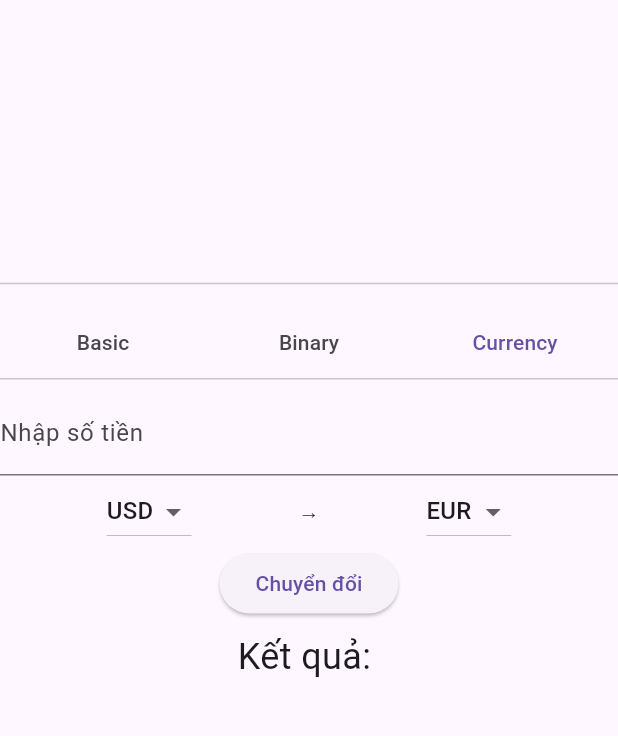
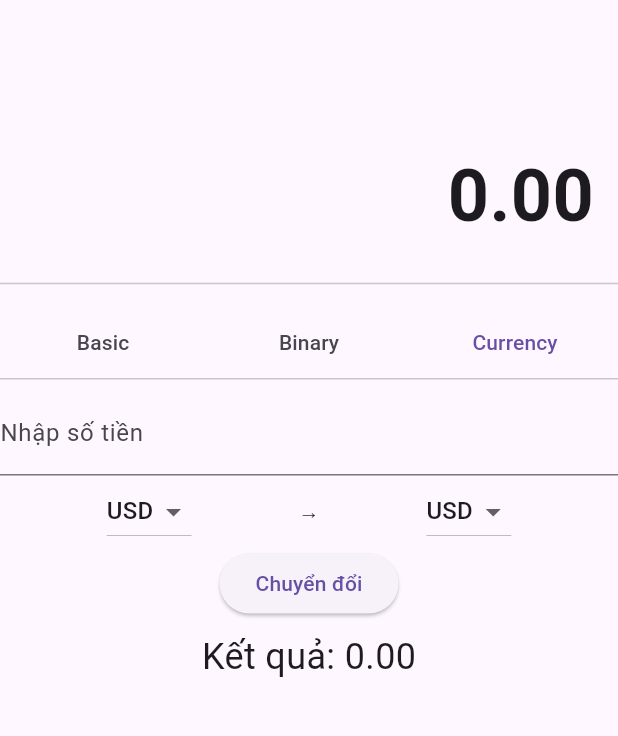
Before and after one commit to PTD-269/android-calculator, a Flutter app: the screen it shows after launch, tab 3 chosen, after a tap on "Chuyển đổi", on a phone screen of 412 x 824 dp, the part 63-799 px from its top. Run offline on Flutter 3.47's test engine with Material 3 defaults, Android fonts, the phone set to English and light mode, and no system bars.

Commit message:
Update main.dart

```diff
--- a/lib/main.dart
+++ b/lib/main.dart
@@ -1,6 +1,6 @@
 import 'package:flutter/material.dart';
 import 'dart:convert';
-import 'calculator_logic.dart';
+import 'dart:math';
 
 void main() {
   runApp(const CalculatorApp());
@@ -30,15 +30,17 @@ class _CalculatorScreenState extends State<CalculatorScreen>
     with SingleTickerProviderStateMixin {
   String _expression = '';
   String _result = '';
-  bool _showMoreButtons = false; // Biến trạng thái cho nút "More"
+  bool _showMoreButtons = false;
+  String _fromCurrency = 'USD';
+  String _toCurrency = 'EUR';
+  double _amount = 0;
 
   late TabController _tabController;
 
   @override
   void initState() {
     super.initState();
-    _tabController = TabController(
-        length: 3, vsync: this); // Ba tab: Cơ bản, Nhị phân, Tiền tệ
+    _tabController = TabController(length: 3, vsync: this);
   }
 
   void _onButtonPressed(String buttonText) {
@@ -60,17 +62,129 @@ class _CalculatorScreenState extends State<CalculatorScreen>
     Map<String, dynamic> output = json.decode(jsonOutput);
 
     setState(() {
-      if (output['error'] != null) {
-        _result = output['error'];
-      } else {
-        _result = output['result'];
+      _result = output['error'] ?? output['result'];
+    });
   }
+
+  void _convertCurrency() {
+    double conversionRate = _getConversionRate(_fromCurrency, _toCurrency);
+    setState(() {
+      _result = (_amount * conversionRate).toStringAsFixed(2);
     });
+  }
+
+  double _getConversionRate(String from, String to) {
+    const rates = {
+      'USD': {'EUR': 0.85, 'JPY': 110.0, 'VND': 23000.0},
+      'EUR': {'USD': 1.18, 'JPY': 130.0, 'VND': 27000.0},
+      'JPY': {'USD': 0.0091, 'EUR': 0.0077, 'VND': 200.0},
+      'VND': {'USD': 0.000043, 'EUR': 0.000037, 'JPY': 0.005},
+    };
+    return rates[from]?[to] ?? 1.0;
+  }
+
+  Widget _buildCurrencyCalculatorUI() {
+    return Column(
+      children: [
+        TextField(
+          decoration: InputDecoration(labelText: 'Nhập số tiền'),
+          keyboardType: TextInputType.number,
+          onChanged: (value) {
+            _amount = double.tryParse(value) ?? 0;
+          },
+        ),
+        _buildCurrencyDropdowns(),
+        ElevatedButton(
+          onPressed: _convertCurrency,
+          child: const Text('Chuyển đổi'),
+        ),
+        Padding(
+          padding: const EdgeInsets.all(8.0),
+          child: Text(
+            'Kết quả: $_result',
+            style: const TextStyle(fontSize: 24),
+          ),
+        ),
+      ],
+    );
+  }
+
+  Widget _buildCurrencyDropdowns() {
+    return Row(
+      mainAxisAlignment: MainAxisAlignment.spaceEvenly,
+      children: [
+        _buildCurrencyDropdown((value) {
+          setState(() {
+            _fromCurrency = value!;
+          });
+        }),
+        const Text('→'),
+        _buildCurrencyDropdown((value) {
+          setState(() {
+            _toCurrency = value!;
+          });
+        }),
+      ],
+    );
+  }
+
+  Widget _buildCurrencyDropdown(ValueChanged<String?> onChanged) {
+    return DropdownButton<String>(
+      value: _fromCurrency,
+      items: <String>['USD', 'EUR', 'JPY', 'VND'].map((String currency) {
+        return DropdownMenuItem<String>(
+          value: currency,
+          child: Text(currency),
+        );
+      }).toList(),
+      onChanged: onChanged,
+    );
+  }
+
+  // Basic Calculator UI
+  Widget _buildBasicCalculatorUI() {
+    return Column(
+      children: [
+        ..._buildCalculatorRows([
+          ['7', '8', '9', '/'],
+          ['4', '5', '6', 'X'],
+          ['1', '2', '3', '-'],
+          ['.', '0', 'C', '+'],
+          ['='],
+        ]),
+        if (_showMoreButtons) _buildMoreButtons(),
+        _buildToggleButton(),
+      ],
+    );
+  }
+
+  // Programmer Calculator UI
+  Widget _buildProgrammerCalculatorUI() {
+    return Column(
+      children: [
+        ..._buildCalculatorRows([
+          ['A', 'B', 'C', 'D'],
+          ['E', 'F', 'C', '='],
+          ['DEC', 'HEX', 'OCT', 'BIN'],
+          ['AND', 'OR', 'XOR', 'NOT'],
+          ['<<', '>>', '+', '-'],
+          ['*', '/'],
+        ]),
+      ],
+    );
+  }
+
+  // Shared methods
+  List<Widget> _buildCalculatorRows(List<List<String>> rows) {
+    return rows.map((row) {
+      return Row(
+        children: row.map((buttonText) => _buildButton(buttonText)).toList(),
+      );
+    }).toList();
   }
 
   Widget _buildButton(String buttonText) {
     return Expanded(
-      flex: 1,
       child: Padding(
         padding: const EdgeInsets.all(4.0),
         child: ElevatedButton(
@@ -81,50 +195,25 @@ class _CalculatorScreenState extends State<CalculatorScreen>
     );
   }
 
-  Widget _buildBasicCalculatorUI() {
+  Widget _buildMoreButtons() {
     return Column(
-      children: [
-        Row(children: [
-          _buildButton('7'),
-          _buildButton('8'),
-          _buildButton('9'),
-          _buildButton('/')
-        ]),
-        Row(children: [
-          _buildButton('4'),
-          _buildButton('5'),
-          _buildButton('6'),
-          _buildButton('X')
-        ]),
-        Row(children: [
-          _buildButton('1'),
-          _buildButton('2'),
-          _buildButton('3'),
-          _buildButton('-')
-        ]),
-        Row(children: [
-          _buildButton('.'),
-          _buildButton('0'),
-          _buildButton('C'),
-          _buildButton('+')
-        ]),
-        Row(children: [_buildButton('=')]),
-        if (_showMoreButtons)
-          Column(
       children: [
         Row(children: [
           _buildButton('Ans'),
           _buildButton('π'),
-                _buildButton('x²')
+          _buildButton('x²'),
         ]),
         Row(children: [
           _buildButton('%'),
           _buildButton('x!'),
-                _buildButton('E')
+          _buildButton('E'),
         ]),
       ],
-          ),
-        Row(
+    );
+  }
+
+  Widget _buildToggleButton() {
+    return Row(
       children: [
         ElevatedButton(
           child: Text(_showMoreButtons ? 'Ít hơn' : 'Thêm'),
@@ -135,110 +224,6 @@ class _CalculatorScreenState extends State<CalculatorScreen>
           },
         ),
       ],
-        ),
-      ],
-    );
-  }
-
-  Widget _buildProgrammerCalculatorUI() {
-    return Column(
-      children: [
-        // Row for Hexadecimal input
-        Row(children: [
-          _buildButton('A'),
-          _buildButton('B'),
-          _buildButton('C'),
-          _buildButton('D'),
-        ]),
-        Row(children: [
-          _buildButton('E'),
-          _buildButton('F'),
-          _buildButton('C'), // Clear button
-          _buildButton('='), // Equals button
-        ]),
-
-        // Row for number systems and bitwise operations
-        Row(children: [
-          _buildButton('DEC'), // Decimal button
-          _buildButton('HEX'), // Hexadecimal button
-          _buildButton('OCT'), // Octal button
-          _buildButton('BIN'), // Binary button
-        ]),
-
-        // Additional programmer-specific operations
-        Row(children: [
-          _buildButton('AND'),
-          _buildButton('OR'),
-          _buildButton('XOR'),
-          _buildButton('NOT'),
-        ]),
-
-        Row(children: [
-          _buildButton('<<'), // Left shift
-          _buildButton('>>'), // Right shift
-          _buildButton('+'),
-          _buildButton('-'),
-        ]),
-
-        Row(children: [
-          _buildButton('*'),
-          _buildButton('/'),
-        ]),
-      ],
-    );
-  }
-
-  Widget _buildCurrencyCalculatorUI() {
-    return Column(
-      children: [
-        TextField(
-          decoration: InputDecoration(labelText: 'Nhập số tiền'),
-          keyboardType: TextInputType.number,
-        ),
-        Row(
-          mainAxisAlignment: MainAxisAlignment.spaceEvenly,
-          children: [
-            DropdownButton<String>(
-              value: 'USD',
-              items: <String>['USD', 'EUR', 'JPY', 'VND'].map((String value) {
-                return DropdownMenuItem<String>(
-                  value: value,
-                  child: Text(value),
-                );
-              }).toList(),
-              onChanged: (String? newValue) {
-                // Xử lý sự kiện chọn đơn vị tiền
-              },
-            ),
-            const Text('→'),
-            DropdownButton<String>(
-              value: 'EUR',
-              items: <String>['USD', 'EUR', 'JPY', 'VND'].map((String value) {
-                return DropdownMenuItem<String>(
-                  value: value,
-                  child: Text(value),
-                );
-              }).toList(),
-              onChanged: (String? newValue) {
-                // Xử lý sự kiện chọn đơn vị tiền
-              },
-            ),
-          ],
-        ),
-        ElevatedButton(
-          onPressed: () {
-            // Chuyển đổi tiền tệ (chưa có logic)
-          },
-          child: const Text('Chuyển đổi'),
-        ),
-        Padding(
-          padding: const EdgeInsets.all(8.0),
-          child: Text(
-            'Kết quả: ',
-            style: const TextStyle(fontSize: 24),
-          ),
-        ),
-      ],
     );
   }
 
@@ -247,8 +232,20 @@ class _CalculatorScreenState extends State<CalculatorScreen>
     return Scaffold(
       appBar: AppBar(title: const Text('Máy tính Flutter')),
       body: SingleChildScrollView(
-        // Sử dụng SingleChildScrollView để cuộn nội dung nếu cần
         child: Column(
+          children: [
+            _buildDisplay(),
+            const Divider(),
+            _buildTabBar(),
+            _buildTabBarView(),
+          ],
+        ),
+      ),
+    );
+  }
+
+  Widget _buildDisplay() {
+    return Column(
       children: [
         Container(
           padding: const EdgeInsets.all(16),
@@ -258,45 +255,129 @@ class _CalculatorScreenState extends State<CalculatorScreen>
         Container(
           padding: const EdgeInsets.all(16),
           alignment: Alignment.centerRight,
-              child: Text(_result,
-                  style: const TextStyle(
-                      fontSize: 48, fontWeight: FontWeight.bold)),
+          child: Text(
+            _result,
+            style: const TextStyle(fontSize: 48, fontWeight: FontWeight.bold),
           ),
-            const Divider(),
+        ),
+      ],
+    );
+  }
 
-
-            Padding(
-              padding: const EdgeInsets.symmetric(
-                  vertical:
-                  8.0), // Điều chỉnh giá trị này để xích thanh trượt lên trên
+  Widget _buildTabBar() {
+    return Padding(
+      padding: const EdgeInsets.symmetric(vertical: 8.0),
       child: TabBar(
         controller: _tabController,
-                indicatorColor:
-                Colors.transparent,
+        indicatorColor: Colors.transparent,
         tabs: const [
           Tab(text: 'Basic'),
           Tab(text: 'Binary'),
-                  Tab(text: 'Currency'), // Thêm tab cho máy tính tiền tệ
+          Tab(text: 'Currency'),
         ],
       ),
-            ),
+    );
+  }
 
-
-            SizedBox(
-              height: MediaQuery.of(context).size.height *
-                  0.5, // Điều chỉnh chiều cao nếu cần
+  Widget _buildTabBarView() {
+    return SizedBox(
+      height: MediaQuery.of(context).size.height * 0.5,
       child: TabBarView(
         controller: _tabController,
         children: [
           _buildBasicCalculatorUI(),
           _buildProgrammerCalculatorUI(),
-                  _buildCurrencyCalculatorUI(), // Gọi giao diện máy tính tiền tệ
+          _buildCurrencyCalculatorUI(),
         ],
-              ),
-            ),
-          ],
-        ),
       ),
     );
   }
 }
+
+// Calculator Logic
+class CalculatorLogic {
+  static String processExpression(String jsonInput) {
+    Map<String, dynamic> input = json.decode(jsonInput);
+    String expression = input['expression'];
+
+    try {
+      double result = _evaluate(expression);
+      return json.encode({'result': result.toString(), 'error': null});
+    } catch (e) {
+      return json
+          .encode({'result': null, 'error': 'Error: Invalid expression'});
+    }
+  }
+
+  static double _evaluate(String expression) {
+    expression = expression.replaceAll(' ', '');
+    expression = _handleFactorials(expression);
+
+    List<String> tokens = expression
+        .split(RegExp(r'(\+|\-|\*|\/|\^|%|\!|\&|\||\^|\~|\<\<|\>\>)'));
+    List<String> operators = expression.split(RegExp(r'[0-9\.]+'))
+      ..removeWhere((e) => e.isEmpty);
+
+    for (int i = 0; i < operators.length; i++) {
+      if (operators[i] == '*' ||
+          operators[i] == '/' ||
+          operators[i] == '^' ||
+          operators[i] == '%') {
+        double a = double.parse(tokens[i]);
+        double b = double.parse(tokens[i + 1]);
+        double result;
+
+        switch (operators[i]) {
+          case '*':
+            result = a * b;
+            break;
+          case '/':
+            result = a / b;
+            break;
+          case '^':
+            result = pow(a, b).toDouble();
+            break;
+          case '%':
+            result = a % b;
+            break;
+          default:
+            result = 0;
+        }
+
+        tokens[i] = result.toString();
+        tokens.removeAt(i + 1);
+        operators.removeAt(i);
+        i--;
+      }
+    }
+
+    double result = double.parse(tokens[0]);
+    for (int i = 0; i < operators.length; i++) {
+      double b = double.parse(tokens[i + 1]);
+      if (operators[i] == '+') {
+        result += b;
+      } else if (operators[i] == '-') {
+        result -= b;
+      }
+    }
+
+    return result;
+  }
+
+  static String _handleFactorials(String expression) {
+    final factorialRegex = RegExp(r'(\d+)\!');
+    while (factorialRegex.hasMatch(expression)) {
+      final match = factorialRegex.firstMatch(expression)!;
+      int number = int.parse(match.group(1)!);
+      int factorialResult = _factorial(number);
+      expression =
+          expression.replaceFirst(match.group(0)!, factorialResult.toString());
+    }
+    return expression;
+  }
+
+  static int _factorial(int n) {
+    if (n <= 1) return 1;
+    return n * _factorial(n - 1);
+  }
+}
```
Lines whose indentation alone changed are shown as unchanged.
